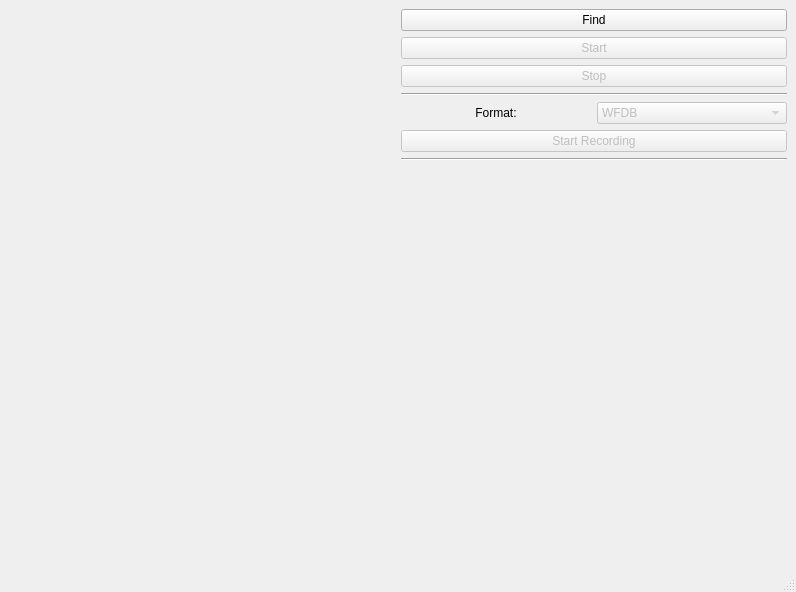
Above: ui/main_window.ui from mcsltd/mcs-inRat-monitor before the change. Below: the same form after it.
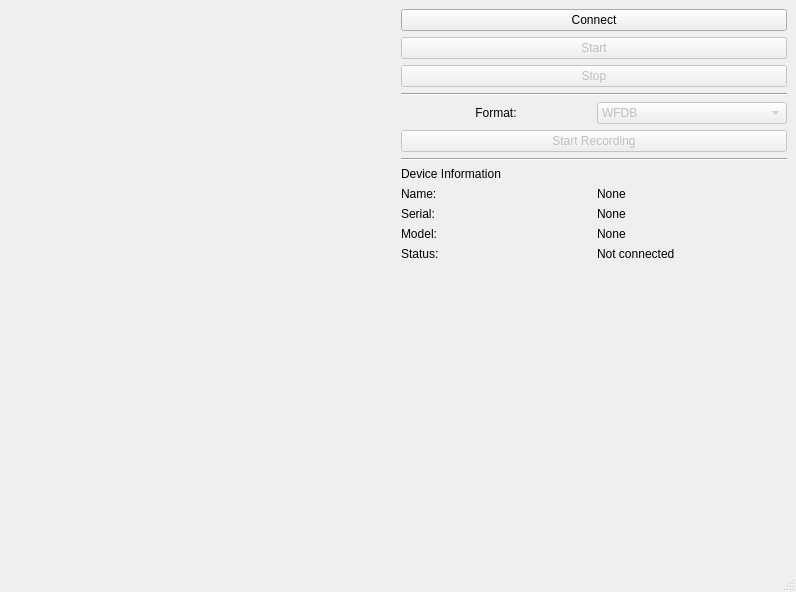
That is the form after the change. Custom widgets are drawn as their Qt base class.

Commit message: feature(app): update ui

Patch:
```diff
--- a/ui/main_window.ui
+++ b/ui/main_window.ui
@@ -27,7 +27,7 @@
       <item>
        <widget class="QPushButton" name="pushButtonManage">
         <property name="text">
-         <string>Find</string>
+         <string>Connect</string>
         </property>
        </widget>
       </item>
@@ -106,6 +106,73 @@
         </property>
        </widget>
       </item>
+      <item>
+       <widget class="QLabel" name="labelDeviceInformation">
+        <property name="text">
+         <string>Device Information</string>
+        </property>
+       </widget>
+      </item>
+      <item>
+       <layout class="QGridLayout" name="gridLayout_3">
+        <item row="3" column="0">
+         <widget class="QLabel" name="labelStatus">
+          <property name="text">
+           <string>Status:</string>
+          </property>
+         </widget>
+        </item>
+        <item row="1" column="1">
+         <widget class="QLabel" name="labelSerialNumberValue">
+          <property name="text">
+           <string>None</string>
+          </property>
+         </widget>
+        </item>
+        <item row="1" column="0">
+         <widget class="QLabel" name="labelSerialNumber">
+          <property name="text">
+           <string>Serial:</string>
+          </property>
+         </widget>
+        </item>
+        <item row="3" column="1">
+         <widget class="QLabel" name="labelStatusValue">
+          <property name="text">
+           <string>Not connected</string>
+          </property>
+         </widget>
+        </item>
+        <item row="2" column="0">
+         <widget class="QLabel" name="labelModel">
+          <property name="text">
+           <string>Model:</string>
+          </property>
+         </widget>
+        </item>
+        <item row="2" column="1">
+         <widget class="QLabel" name="labelModelValue">
+          <property name="text">
+           <string>None</string>
+          </property>
+         </widget>
+        </item>
+        <item row="0" column="0">
+         <widget class="QLabel" name="labelName">
+          <property name="text">
+           <string>Name:</string>
+          </property>
+         </widget>
+        </item>
+        <item row="0" column="1">
+         <widget class="QLabel" name="labelNameValue">
+          <property name="text">
+           <string>None</string>
+          </property>
+         </widget>
+        </item>
+       </layout>
+      </item>
       <item>
        <spacer name="verticalSpacer">
         <property name="orientation">
```
The commit also changes 2 other files.
